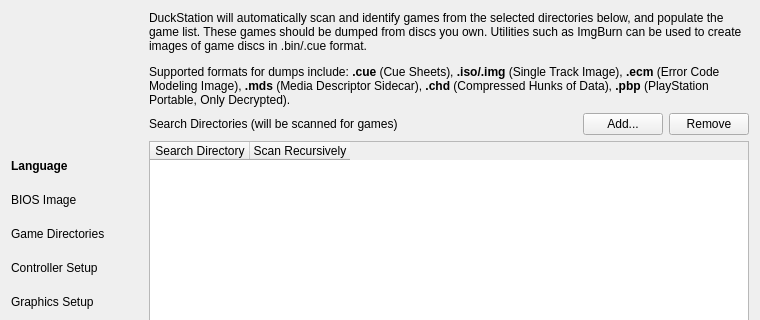
Qt form src/duckstation-qt/setupwizarddialog.ui (stenzek/duckstation) before a commit; both pictures show x 0 to 760 and y 0 to 320 of the 760 by 480 pixel window.
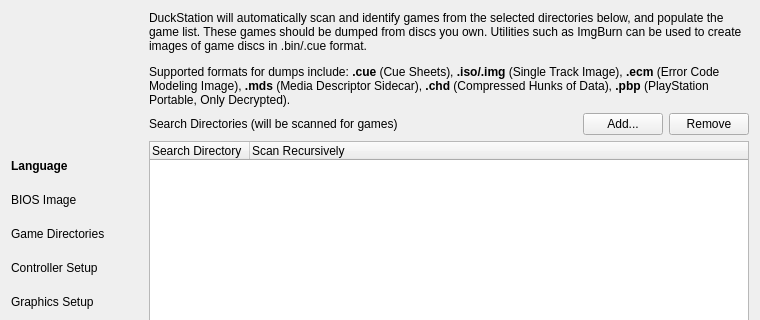
The same form after that commit. The open tabs and pages were chosen to show the change. Icons and pictures are not drawn.

Commit message: Qt: Swap table view for tree in setup wizard game list

The edit to the form file:
```diff
--- a/src/duckstation-qt/setupwizarddialog.ui
+++ b/src/duckstation-qt/setupwizarddialog.ui
@@ -517,7 +517,19 @@
         </layout>
        </item>
        <item>
-        <widget class="QTableWidget" name="searchDirectoryList">
+        <widget class="QTreeWidget" name="searchDirectoryList">
+         <property name="contextMenuPolicy">
+          <enum>Qt::ContextMenuPolicy::CustomContextMenu</enum>
+         </property>
+         <property name="alternatingRowColors">
+          <bool>true</bool>
+         </property>
+         <property name="rootIsDecorated">
+          <bool>false</bool>
+         </property>
+         <property name="uniformRowHeights">
+          <bool>true</bool>
+         </property>
          <column>
           <property name="text">
            <string>Search Directory</string>
```
The commit also changes 2 other files.
